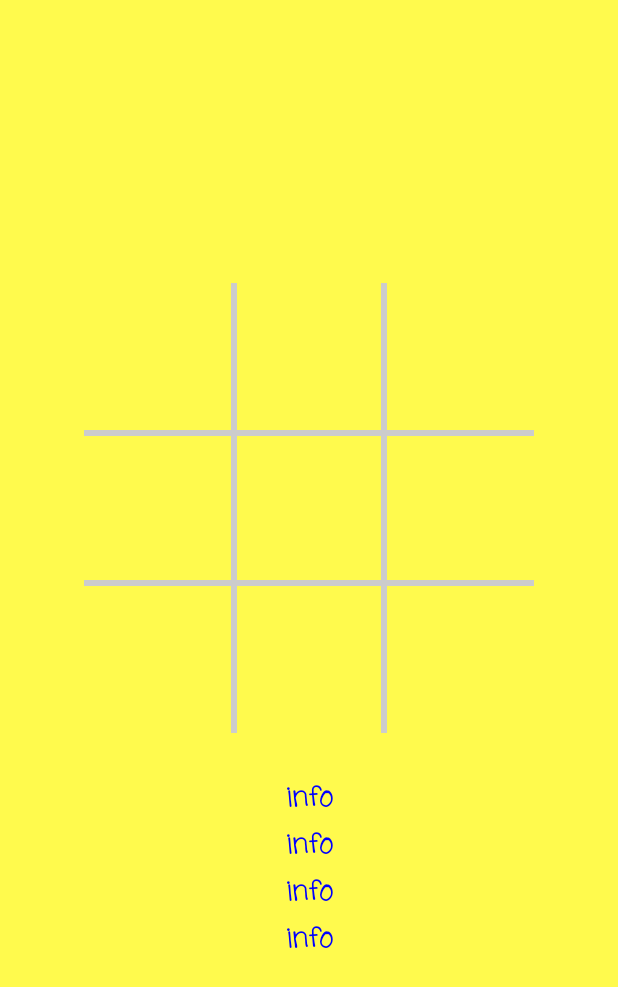
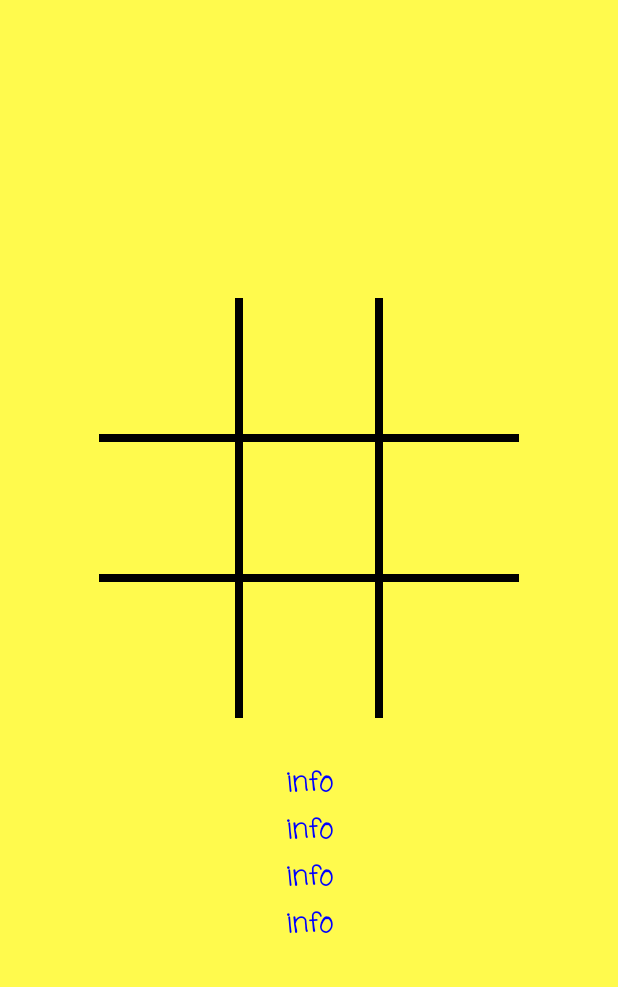
Before and after one commit to mamurciac/MobileApplicationsChallenges, an Android app: the layout activity_tic_tac_toe.xml on its own in the app's theme, with its tools: preview values and no code run, on a phone screen of 412 x 824 dp. Shown: the top 987 px of the screen. Run offline under Robolectric (Android 15) with nearby library versions, the phone set to English and light mode, and no system bars.

Commit message:
Style Improvement

```diff
--- a/Challenge4_TicTacToe/app/src/main/java/mamurciac/unal/edu/co/challenge4_tictactoe/BoardView.java
+++ b/Challenge4_TicTacToe/app/src/main/java/mamurciac/unal/edu/co/challenge4_tictactoe/BoardView.java
@@ -9,7 +9,7 @@ public class BoardView extends View{
     private TicTacToeGame ticTacToeGame;
 
     //It is the board grid lines' width
-    public static final int gridWidth = 6;
+    public static final int gridWidth = 8;
 
     private Bitmap humanFigure;
     private Bitmap computerFigure;
@@ -55,7 +55,7 @@ public class BoardView extends View{
         int boardHeight = getHeight();
 
         //It makes thick and light gray lines
-        boardPaint.setColor(Color.LTGRAY);
+        boardPaint.setColor(Color.BLACK);
         boardPaint.setStrokeWidth(gridWidth);
 
         //It draws the two vertical board lines
--- a/Challenge4_TicTacToe/app/src/main/res/layout/activity_tic_tac_toe.xml
+++ b/Challenge4_TicTacToe/app/src/main/res/layout/activity_tic_tac_toe.xml
@@ -21,8 +21,8 @@
 
             <mamurciac.unal.edu.co.challenge4_tictactoe.BoardView
                 android:id="@+id/game_board"
-                android:layout_width="300dp"
-                android:layout_height="300dp"
+                android:layout_width="280dp"
+                android:layout_height="280dp"
                 android:layout_marginTop="5dp"/>
 
             <TextView android:id="@+id/game_information"
```
